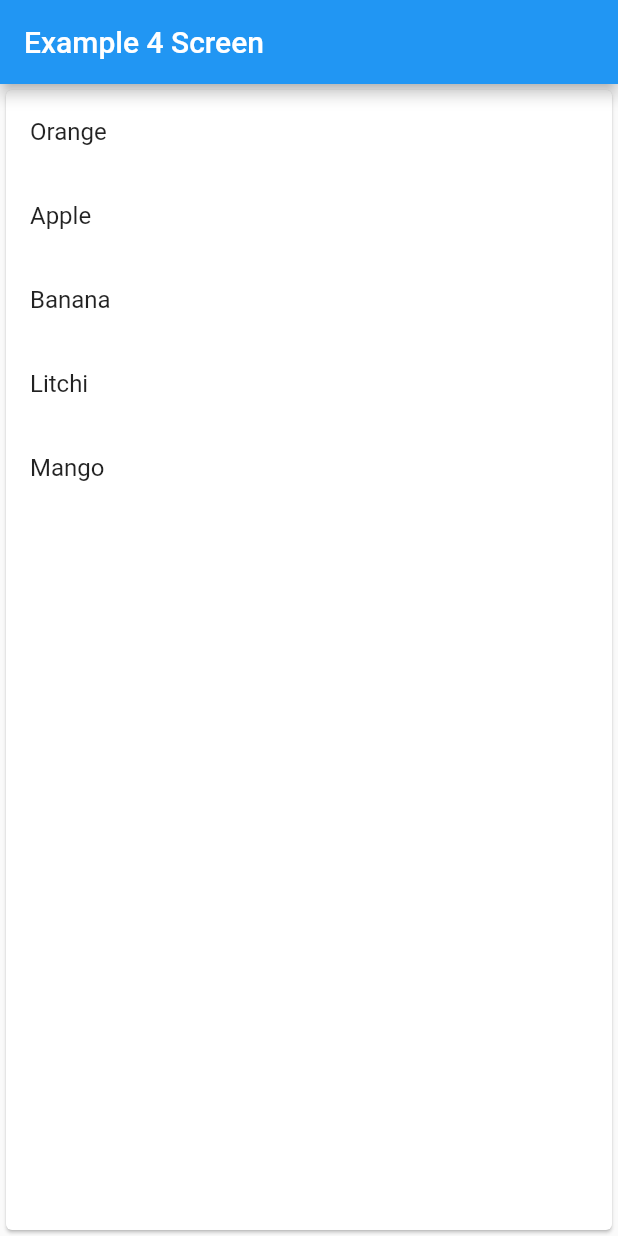
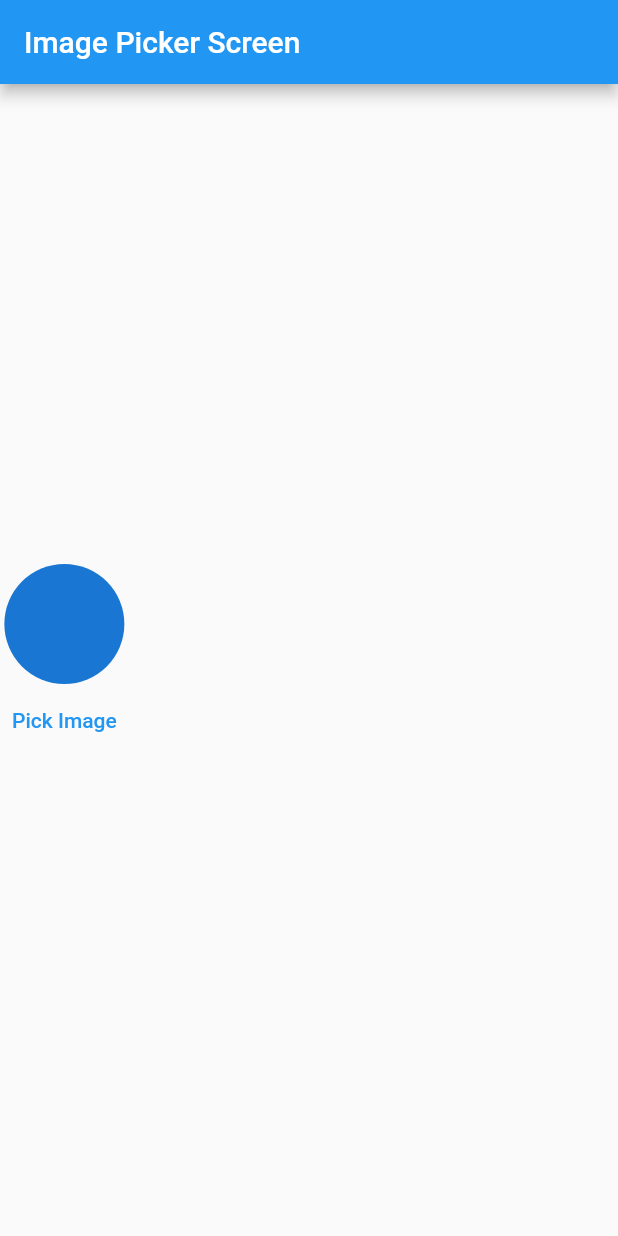
Before and after one commit to mohit-52/GetX-State-Management, a Flutter app: the screen it shows after launch, on a phone screen of 412 x 824 dp. Run offline on Flutter 3.47's test engine with Material 2 defaults, Android fonts, the phone set to English and light mode, and no system bars; our stand-ins replace get, image_picker, shared_preferences.

Commit message:
GetX Image Picker

```diff
--- a/lib/main.dart
+++ b/lib/main.dart
@@ -3,6 +3,7 @@ import 'package:get/get.dart';
 import 'package:learning_getx/state_management/container_eg2.dart';
 import 'package:learning_getx/state_management/example3_screen.dart';
 import 'package:learning_getx/state_management/example4_Screen.dart';
+import 'package:learning_getx/state_management/image_picker_screen.dart';
 import 'package:learning_getx/utils/languages.dart';
 import 'package:learning_getx/state_management/timer_screen.dart';
 
@@ -30,7 +31,7 @@ class MyApp extends StatelessWidget {
         // colorScheme: ColorScheme.fromSeed(seedColor: Colors.purple),
         // useMaterial3: false,
       ),
-      home:  ExampleFourScreen(),
+      home:  ImagePickerScreen(),
       // getPages: [
       //   GetPage(name: '/', page: ()=> HomeScreen()),
       //   GetPage(name: '/screen1', page: ()=> ScreenOne()),
--- /dev/null
+++ b/lib/state_management/image_picker_controller.dart
@@ -0,0 +1,17 @@
+import 'package:get/get.dart';
+import 'package:image_picker/image_picker.dart';
+
+class ImagePickerController extends GetxController{
+
+  RxString imagePath = ''.obs;
+  Future getImage() async {
+    final ImagePicker _picker =  ImagePicker();
+    final image = await _picker.pickImage(source: ImageSource.camera);
+    if(image != null){
+      imagePath.value = image.path.toString();
+    }else{
+      Get.snackbar("Error", "Please Pick an Image");
+    }
+
+  }
+}
--- /dev/null
+++ b/lib/state_management/image_picker_screen.dart
@@ -0,0 +1,41 @@
+import 'dart:io';
+import 'package:flutter/material.dart';
+import 'package:get/get.dart';
+import 'package:learning_getx/state_management/image_picker_controller.dart';
+
+class ImagePickerScreen extends StatefulWidget {
+  const ImagePickerScreen({Key? key}) : super(key: key);
+
+  @override
+  State<ImagePickerScreen> createState() => _ImagePickerScreenState();
+}
+
+class _ImagePickerScreenState extends State<ImagePickerScreen> {
+
+  @override
+  Widget build(BuildContext context) {
+    final ImagePickerController controller = Get.put(ImagePickerController());
+    print("Build");
+    return Scaffold(
+        appBar: AppBar(
+          title: Text("Image Picker Screen"),
+        ),
+        body: Obx(() {
+          return Column(
+            mainAxisAlignment: MainAxisAlignment.center,
+            crossAxisAlignment: CrossAxisAlignment.center,
+            children: [
+              CircleAvatar(
+                radius: 40,
+                backgroundImage: controller.imagePath.isNotEmpty ?
+                FileImage(File(controller.imagePath.toString())) :
+                    null
+              ),
+              TextButton(onPressed: (){
+                controller.getImage();
+              }, child: Text("Pick Image"))
+            ],
+          );
+        }));
+  }
+}
--- a/pubspec.yaml
+++ b/pubspec.yaml
@@ -37,6 +37,7 @@ dependencies:
   cupertino_icons: ^1.0.2
   get: ^4.6.5
   shared_preferences: ^2.2.0
+  image_picker: ^1.0.0
 
 dev_dependencies:
   flutter_test:
```
Also changed, not shown: pubspec.lock, 2 other files.
